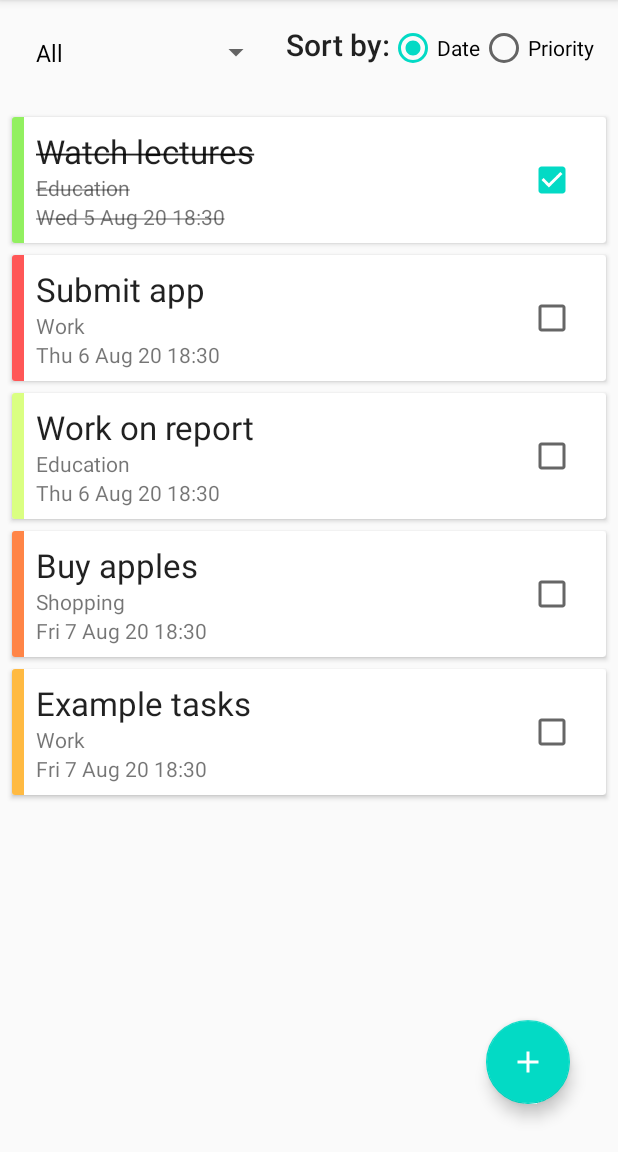
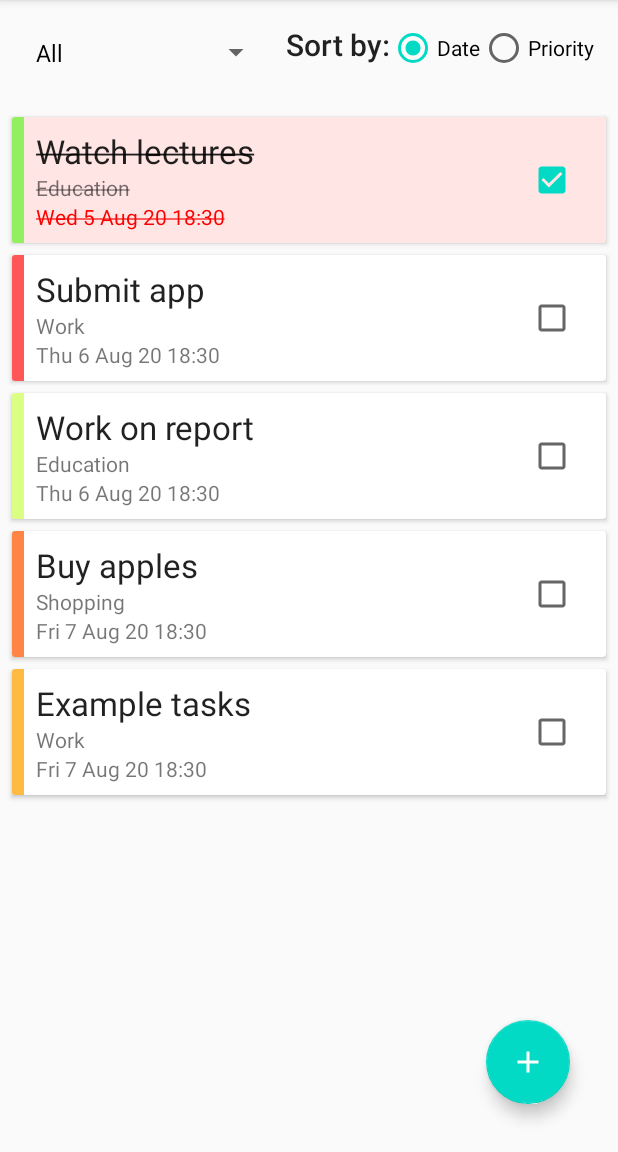
Before and after one commit to pencilleaf/JustDoIt, an Android app: the screen it shows after launch (MainActivity), after a tap on an icon or button, on a phone screen of 412 x 824 dp, the part 84-1236 px from its top. Run offline under Robolectric (Android 15) with nearby library versions, the phone set to English and light mode, and no system bars; our stand-ins replace Room's generated code, navigation-ui; 1 statement that could not run was skipped.

Commit message:
Indicate overdue tasks

```diff
--- a/app/src/main/java/com/example/justdoit/Note.java
+++ b/app/src/main/java/com/example/justdoit/Note.java
@@ -3,7 +3,6 @@ package com.example.justdoit;
 import androidx.room.ColumnInfo;
 import androidx.room.Entity;
 import androidx.room.PrimaryKey;
-import androidx.room.TypeConverter;
 import androidx.room.TypeConverters;
 
 import java.util.Date;
--- a/app/src/main/java/com/example/justdoit/NoteAdapter.java
+++ b/app/src/main/java/com/example/justdoit/NoteAdapter.java
@@ -1,11 +1,13 @@
 package com.example.justdoit;
 
+import android.graphics.Color;
 import android.graphics.Paint;
 import android.view.LayoutInflater;
 import android.view.View;
 import android.view.ViewGroup;
 import android.widget.CheckBox;
 import android.widget.ImageView;
+import android.widget.LinearLayout;
 import android.widget.TextView;
 
 import androidx.annotation.NonNull;
@@ -15,6 +17,7 @@ import androidx.recyclerview.widget.RecyclerView;
 
 import java.text.DateFormat;
 import java.text.SimpleDateFormat;
+import java.util.Date;
 import java.util.Locale;
 import java.util.TimeZone;
 
@@ -70,6 +73,17 @@ public class NoteAdapter extends ListAdapter<Note, NoteAdapter.NoteHolder> {
         holder.attachmentInd.setVisibility(currentNote.getAttachment().equals("") ? View.INVISIBLE : View.VISIBLE);
         holder.notificationInd.setVisibility(currentNote.isReminder() ? View.VISIBLE : View.INVISIBLE);
 
+        Date dueAt = currentNote.getDueAt();
+        long now = System.currentTimeMillis() - 1000;
+        if (dueAt.getTime() <= now) {
+            holder.taskCard.setBackgroundResource(R.color.colorHighlight);
+            holder.textViewDueAt.setTextColor(Color.RED);
+        } else {
+            holder.taskCard.setBackgroundResource(0);
+            holder.textViewDueAt.setTextColor(Color.BLACK);
+            holder.textViewDueAt.setAlpha(0.54f);
+        }
+
         if (currentNote.isCompleted()) {
             holder.textViewTitle.setPaintFlags(holder.textViewTitle.getPaintFlags() | Paint.STRIKE_THRU_TEXT_FLAG);
             holder.textViewCategory.setPaintFlags(holder.textViewTitle.getPaintFlags() | Paint.STRIKE_THRU_TEXT_FLAG);
@@ -86,6 +100,7 @@ public class NoteAdapter extends ListAdapter<Note, NoteAdapter.NoteHolder> {
     }
 
     class NoteHolder extends RecyclerView.ViewHolder {
+        private LinearLayout taskCard;
         private TextView textViewTitle;
         private TextView textViewCategory;
         private TextView textViewDueAt;
@@ -96,6 +111,7 @@ public class NoteAdapter extends ListAdapter<Note, NoteAdapter.NoteHolder> {
 
         public NoteHolder(@NonNull View itemView) {
             super(itemView);
+            taskCard = itemView.findViewById(R.id.task_card);
             textViewTitle = itemView.findViewById(R.id.text_view_title);
             textViewCategory = itemView.findViewById(R.id.text_view_category);
             textViewDueAt = itemView.findViewById(R.id.text_view_duedate);
@@ -103,7 +119,6 @@ public class NoteAdapter extends ListAdapter<Note, NoteAdapter.NoteHolder> {
             viewPriority = itemView.findViewById(R.id.view_priority);
             attachmentInd = itemView.findViewById(R.id.attachment_ind);
             notificationInd = itemView.findViewById(R.id.notification_ind);
-
 
             checkBoxCompleted.setOnClickListener(new View.OnClickListener() {
                 @Override
--- a/app/src/main/res/layout/activity_add_note.xml
+++ b/app/src/main/res/layout/activity_add_note.xml
@@ -261,7 +261,8 @@
                 android:layout_width="wrap_content"
                 android:layout_height="wrap_content"
                 android:layout_toLeftOf="@+id/button_remove_attachment"
-                android:layout_centerVertical="true"/>
+                android:layout_centerVertical="true"
+                android:layout_marginRight="8dp"/>
 
             <ImageButton
                 android:src="@drawable/ic_delete"
--- a/app/src/main/res/layout/note_item.xml
+++ b/app/src/main/res/layout/note_item.xml
@@ -7,6 +7,7 @@
     android:layout_marginTop="8dp">
 
     <LinearLayout
+        android:id="@+id/task_card"
         android:layout_width="match_parent"
         android:layout_height="wrap_content">
 
--- a/app/src/main/res/values/colors.xml
+++ b/app/src/main/res/values/colors.xml
@@ -8,4 +8,5 @@
     <color name="priority_3">#ffba42</color>
     <color name="priority_2">#daff82</color>
     <color name="priority_1">#92f060</color>
+    <color name="colorHighlight">#4FFFAEAC</color>
 </resources>
```
